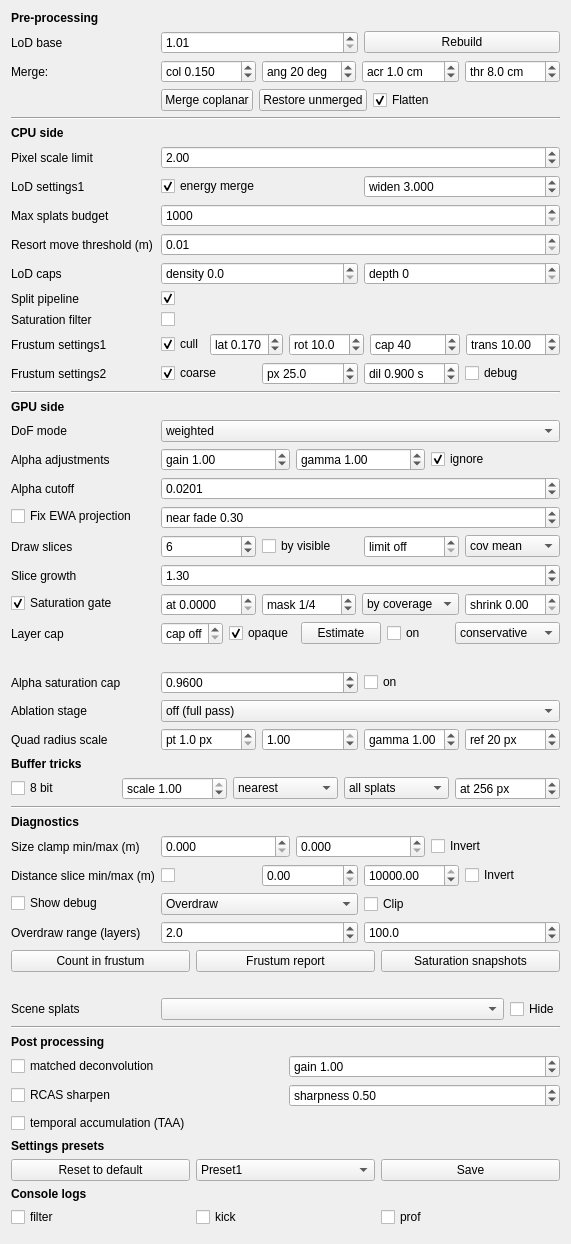
Qt form gui_client/GaussianSplatSettingsWidget.ui (russiaman/substrata_robo) before a commit.
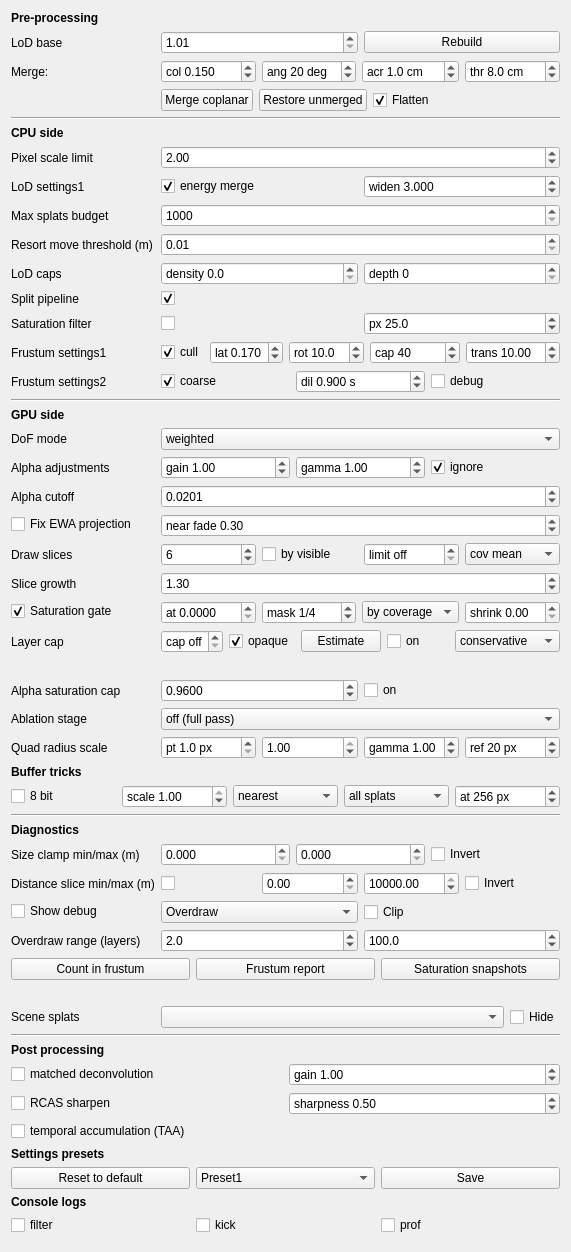
The same form after that commit.

Commit message:
Splat UI: move coarse pixel scale (px) onto the Saturation filter row
split_coarse_pixel_scale drives both the coarse-floor cut and the
saturation grid's resolution - keeping "px" only under the coarse
checkbox misrepresented it as coarse-only. Moved the spinbox next
to Saturation filter; coarse's tooltip now points to its new home.

What changed in the file:
```diff
--- a/gui_client/GaussianSplatSettingsWidget.ui
+++ b/gui_client/GaussianSplatSettingsWidget.ui
@@ -555,6 +555,21 @@
     </widget>
    </item>
    <item row="12" column="1">
+    <widget class="QWidget" name="saturationFilterWidget" native="true">
+     <layout class="QHBoxLayout" name="saturationFilterHorizontalLayout">
+      <property name="leftMargin">
+       <number>0</number>
+      </property>
+      <property name="topMargin">
+       <number>0</number>
+      </property>
+      <property name="rightMargin">
+       <number>0</number>
+      </property>
+      <property name="bottomMargin">
+       <number>0</number>
+      </property>
+      <item>
     <widget class="QCheckBox" name="saturationFilterCheckBox">
      <property name="text">
       <string></string>
@@ -567,6 +582,34 @@
      </property>
     </widget>
    </item>
+      <item>
+       <widget class="QDoubleSpinBox" name="coarsePixelScaleDoubleSpinBox">
+        <property name="prefix">
+         <string>px </string>
+        </property>
+        <property name="toolTip">
+         <string>SESSION063 K4: pixel scale threshold for the coarse floor cut. The first node on each branch whose projected size falls to this many pixels is taken as the coarse patch (bigger = coarser, fewer, cheaper). SESSION076: also sets the saturation grid's resolution (moved here from Frustum settings2 since both consumers share this one value). Applies live.</string>
+        </property>
+        <property name="decimals">
+         <number>1</number>
+        </property>
+        <property name="minimum">
+         <double>2.000000000000000</double>
+        </property>
+        <property name="maximum">
+         <double>500.000000000000000</double>
+        </property>
+        <property name="singleStep">
+         <double>5.000000000000000</double>
+        </property>
+        <property name="value">
+         <double>25.000000000000000</double>
+        </property>
+       </widget>
+      </item>
+     </layout>
+    </widget>
+   </item>
    <item row="13" column="0">
     <widget class="QLabel" name="frustumSettings1Label">
      <property name="text">
@@ -748,31 +791,6 @@
         </property>
        </widget>
       </item>
-      <item>
-       <widget class="QDoubleSpinBox" name="coarsePixelScaleDoubleSpinBox">
-        <property name="prefix">
-         <string>px </string>
-        </property>
-        <property name="toolTip">
-         <string>SESSION063 K4: pixel scale threshold for the coarse floor cut. The first node on each branch whose projected size falls to this many pixels is taken as the coarse patch (bigger = coarser, fewer, cheaper). Applies live.</string>
-        </property>
-        <property name="decimals">
-         <number>1</number>
-        </property>
-        <property name="minimum">
-         <double>2.000000000000000</double>
-        </property>
-        <property name="maximum">
-         <double>500.000000000000000</double>
-        </property>
-        <property name="singleStep">
-         <double>5.000000000000000</double>
-        </property>
-        <property name="value">
-         <double>25.000000000000000</double>
-        </property>
-       </widget>
-      </item>
       <item>
        <widget class="QDoubleSpinBox" name="coarseDilationLatencyDoubleSpinBox">
         <property name="prefix">
```
Left out of the diff: 2 changed lines with no effect on the pictures. Lines whose indentation alone changed are shown as unchanged.
